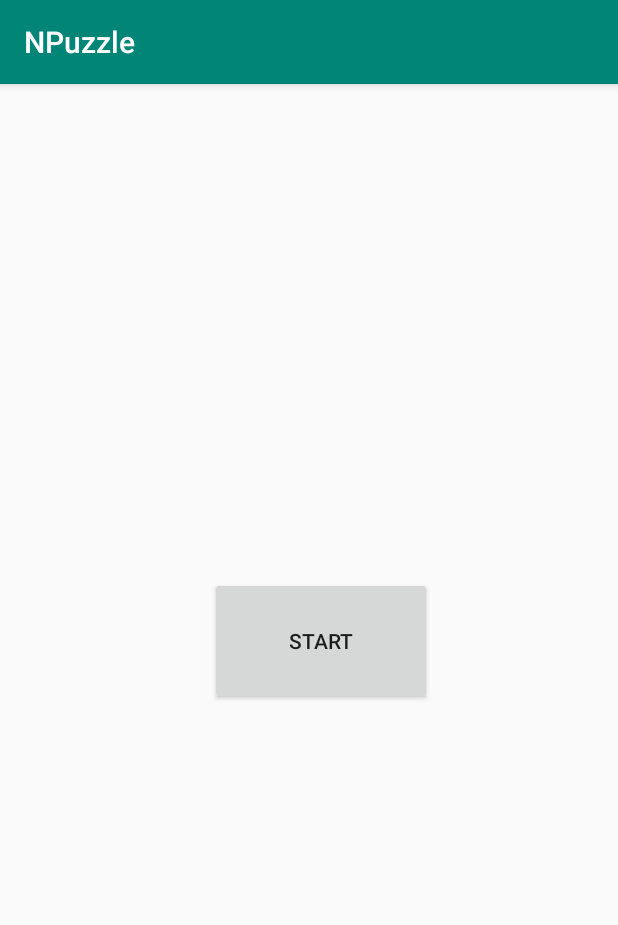
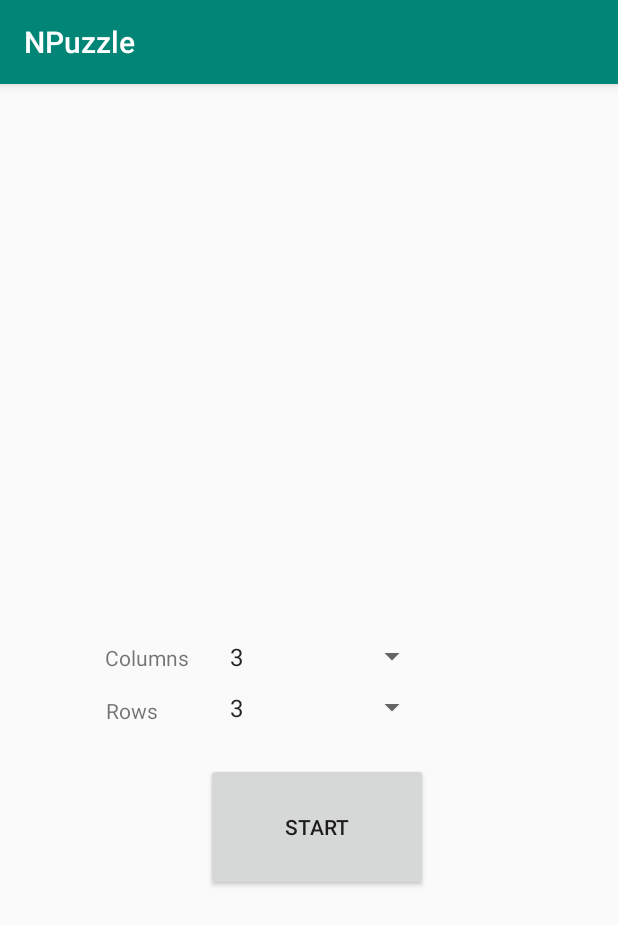
Before and after one commit to melihcanclk/NPuzzle-Android, an Android app: the screen it shows after launch (Main_Menu), on a phone screen of 412 x 824 dp. Shown: the top 925 px of the screen. Run offline under Robolectric (Android 15) with nearby library versions, the phone set to English and light mode, and no system bars.

Commit message:
feat(NPuzzle - Android) : reset and pass value to MainActivity -Spinners add that allow user to select columns and rows of Npuzzle -Value is getting from mainmenu and columns and rows get effected to that change -reset button and hint button add -reset button function done

```diff
--- a/app/src/main/java/com/melihcanclk/Main_Menu.java
+++ b/app/src/main/java/com/melihcanclk/Main_Menu.java
@@ -5,7 +5,9 @@ import androidx.appcompat.app.AppCompatActivity;
 import android.content.Intent;
 import android.os.Bundle;
 import android.view.View;
+import android.widget.ArrayAdapter;
 import android.widget.Button;
+import android.widget.Spinner;
 
 public class Main_Menu extends AppCompatActivity {
 
@@ -14,12 +16,27 @@ public class Main_Menu extends AppCompatActivity {
         super.onCreate(savedInstanceState);
         setContentView(R.layout.activity_main__menu);
 
+        final Spinner spinner1 = (Spinner) findViewById(R.id.spinner1);
+        final Spinner spinner2 = (Spinner) findViewById(R.id.spinner2);
+
+        ArrayAdapter<String> adapter = new ArrayAdapter<String>(Main_Menu.this,
+                android.R.layout.simple_list_item_1,
+                getResources().getStringArray(R.array.numbers));
+
+        adapter.setDropDownViewResource(android.R.layout.simple_spinner_dropdown_item);
+        spinner1.setAdapter(adapter);
+        spinner2.setAdapter(adapter);
+
         Button button = (Button) findViewById(R.id.button_start);
         button.setOnClickListener(new View.OnClickListener() {
             @Override
             public void onClick(View v) {
                 //Everytime user click this button, new second activity will be launched
-                Intent intent = MainActivity.makeIntent(Main_Menu.this);
+                int column = Integer.parseInt(spinner1.getSelectedItem().toString());
+                int row = Integer.parseInt(spinner2.getSelectedItem().toString());
+
+                //pass mainActivity values of spinners
+                Intent intent = MainActivity.makeIntent(Main_Menu.this,column,row);
                 startActivity(intent);
             }
         });
--- a/app/src/main/res/layout/activity_main__menu.xml
+++ b/app/src/main/res/layout/activity_main__menu.xml
@@ -4,18 +4,18 @@
     xmlns:tools="http://schemas.android.com/tools"
     android:layout_width="match_parent"
     android:layout_height="match_parent"
-    tools:context="com.melihcanclk.npuzzle.Main_Menu"
     tools:layout_editor_absoluteY="81dp">
 
     <Button
         android:id="@+id/button_start"
         android:layout_width="148dp"
         android:layout_height="85dp"
+        android:layout_marginTop="124dp"
         android:layout_marginEnd="124dp"
         android:layout_marginRight="124dp"
         android:text="start"
         app:layout_constraintEnd_toEndOf="parent"
-        app:layout_constraintHorizontal_bias="1.0"
+        app:layout_constraintHorizontal_bias="0.0"
         app:layout_constraintStart_toEndOf="@+id/constraintLayout2"
         app:layout_constraintTop_toBottomOf="@+id/constraintLayout"
         tools:ignore="HardcodedText" />
@@ -45,6 +45,43 @@
         app:layout_constraintStart_toStartOf="parent"
         app:layout_constraintTop_toBottomOf="@+id/constraintLayout">
 
+        <TextView
+            android:id="@+id/textView1"
+            android:layout_width="wrap_content"
+            android:layout_height="wrap_content"
+            android:layout_marginTop="44dp"
+            android:layout_marginEnd="11dp"
+            android:layout_marginRight="11dp"
+            android:text="@string/columns"
+            app:layout_constraintEnd_toEndOf="parent"
+            app:layout_constraintTop_toTopOf="parent" />
+
+        <TextView
+            android:id="@+id/textView2"
+            android:layout_width="55dp"
+            android:layout_height="19dp"
+            android:layout_marginTop="16dp"
+            android:layout_marginEnd="11dp"
+            android:layout_marginRight="11dp"
+            android:text="@string/rows"
+            app:layout_constraintEnd_toEndOf="parent"
+            app:layout_constraintTop_toBottomOf="@+id/textView1" />
     </androidx.constraintlayout.widget.ConstraintLayout>
 
+    <Spinner
+        android:id="@+id/spinner1"
+        android:layout_width="148dp"
+        android:layout_height="26dp"
+        android:layout_marginTop="8dp"
+        app:layout_constraintStart_toEndOf="@+id/constraintLayout2"
+        app:layout_constraintTop_toBottomOf="@+id/spinner2" />
+
+    <Spinner
+        android:id="@+id/spinner2"
+        android:layout_width="148dp"
+        android:layout_height="26dp"
+        android:layout_marginTop="40dp"
+        app:layout_constraintStart_toEndOf="@+id/constraintLayout2"
+        app:layout_constraintTop_toBottomOf="@+id/constraintLayout" />
+
 </androidx.constraintlayout.widget.ConstraintLayout>
--- a/app/src/main/res/values/strings.xml
+++ b/app/src/main/res/values/strings.xml
@@ -4,4 +4,15 @@
     <string name="button">Button</string>
     <string name="hello_world">hello world</string>
     <string name="button_go">button go</string>
+    <string name="columns">Columns</string>
+    <string name="rows">Rows</string>
+    <string-array name="numbers">
+        <item>3</item>
+        <item>4</item>
+        <item>5</item>
+        <item>6</item>
+        <item>7</item>
+        <item>8</item>
+        <item>9</item>
+    </string-array>>
 </resources>
```
Also changed, not shown: app/src/main/java/com/melihcanclk/MainActivity.java (+61 -11 lines), app/src/main/res/layout/activity_main.xml (+24 -3 lines).
